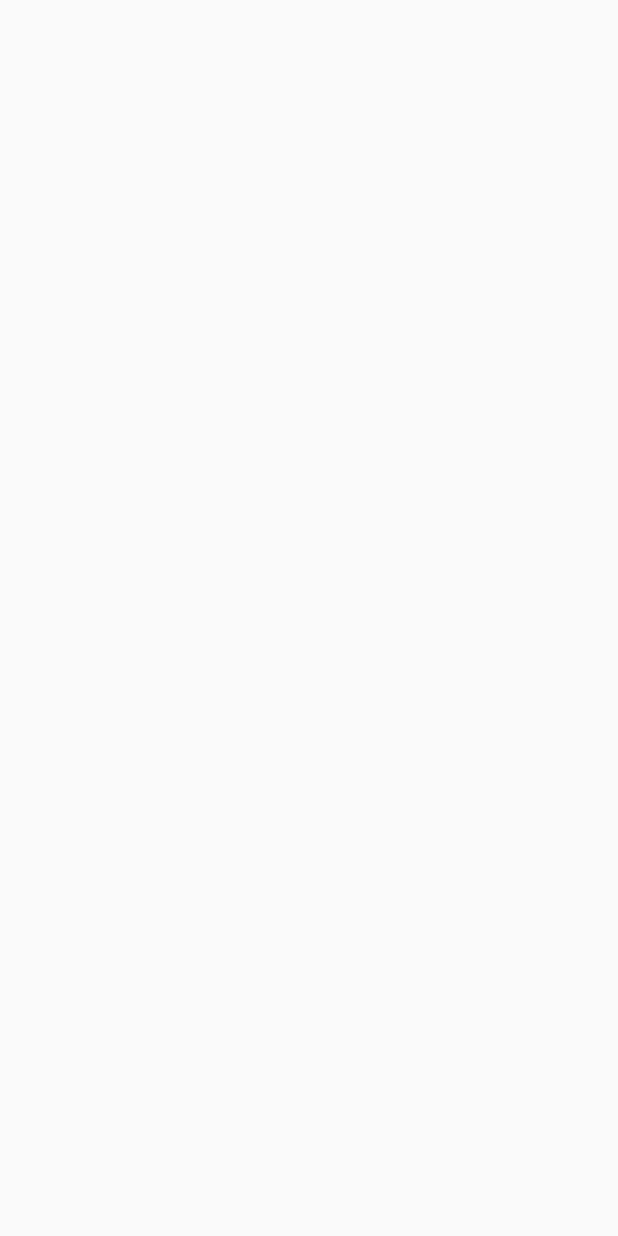
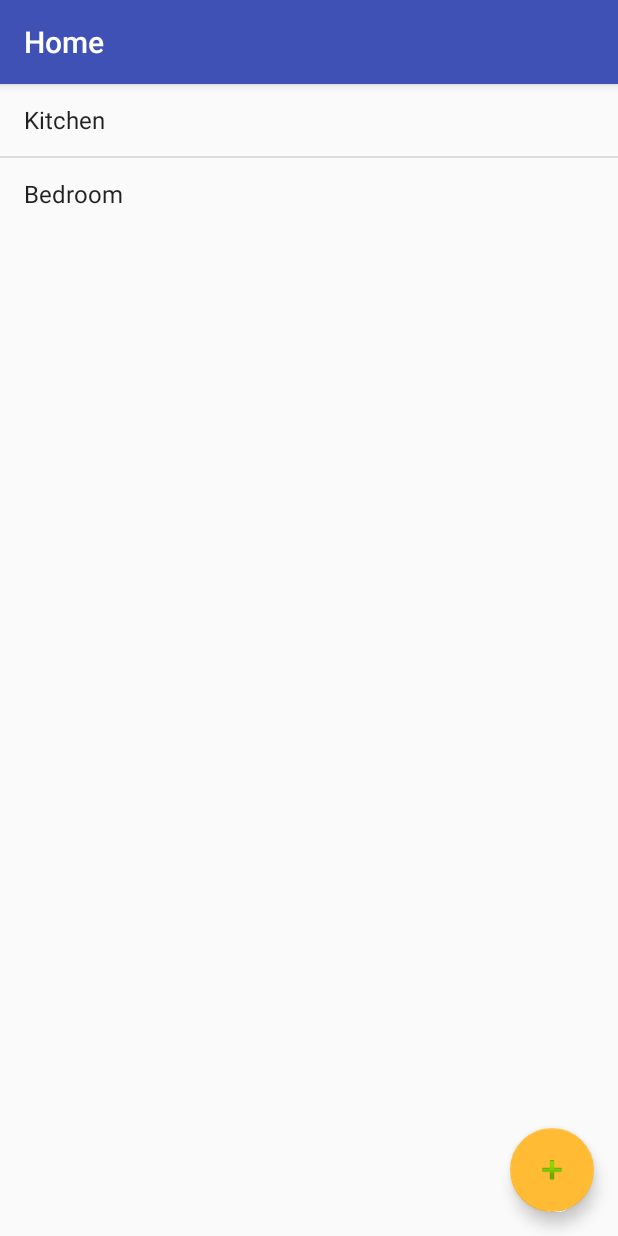
Before and after one commit to NightRare/SortMyStuff, an Android app: the screen it shows after launch (MainActivity before the commit, ContentsActivity after it), on a phone screen of 412 x 824 dp. Before the commit the screen is empty. Run offline under Robolectric (Android 15) with nearby library versions, the phone set to English and light mode, and no system bars.

Commit message:
Add fuction for Adding an Asset

```diff
--- a/app/src/main/java/nz/ac/aut/comp705/sortmystuff/MainActivity.java
+++ b/app/src/main/java/nz/ac/aut/comp705/sortmystuff/MainActivity.java
@@ -11,7 +11,7 @@ public class MainActivity extends AppCompatActivity {
     @Override
     protected void onCreate(Bundle savedInstanceState) {
         super.onCreate(savedInstanceState);
-        setContentView(R.layout.activity_main);
+        //setContentView(R.layout.activity_main);
 
         IFactory factory = ((SortMyStuffApp)getApplication()).getFactory();
         IDataManager dm = factory.getDataManager();
--- a/app/src/main/java/nz/ac/aut/comp705/sortmystuff/data/IDataManager.java
+++ b/app/src/main/java/nz/ac/aut/comp705/sortmystuff/data/IDataManager.java
@@ -279,6 +279,8 @@ public interface IDataManager {
 
     void clearRecycledAsset();
 
+
+
     //********************************************
     // CALLBACKS
     //********************************************
--- a/app/src/main/java/nz/ac/aut/comp705/sortmystuff/ui/contents/ContentsActivity.java
+++ b/app/src/main/java/nz/ac/aut/comp705/sortmystuff/ui/contents/ContentsActivity.java
@@ -1,27 +1,77 @@
 package nz.ac.aut.comp705.sortmystuff.ui.contents;
 
+import android.app.AlertDialog;
+import android.content.Context;
+import android.content.DialogInterface;
+import android.support.design.widget.FloatingActionButton;
+import android.support.design.widget.Snackbar;
 import android.support.v7.app.AppCompatActivity;
 import android.os.Bundle;
+import android.support.v7.widget.Toolbar;
+import android.view.View;
+import android.widget.ArrayAdapter;
+import android.widget.EditText;
+import android.widget.ListView;
 
 import nz.ac.aut.comp705.sortmystuff.R;
 import nz.ac.aut.comp705.sortmystuff.SortMyStuffApp;
 import nz.ac.aut.comp705.sortmystuff.data.IDataManager;
-import nz.ac.aut.comp705.sortmystuff.di.IFactory;
 
 public class ContentsActivity extends AppCompatActivity implements IContentsView{
 
     private IContentsPresenter presenter;
+    ListView index;
+    String currentAssetID;
 
     @Override
     protected void onCreate(Bundle savedInstanceState) {
         super.onCreate(savedInstanceState);
-//        setContentView(R.layout.index_list);
+        setContentView(R.layout.activity_index_view);
+        Toolbar toolbar = (Toolbar) findViewById(R.id.toolbarMain);
+        setSupportActionBar(toolbar);
 
+        index = (ListView)findViewById(R.id.index_list);
         IDataManager dm = ((SortMyStuffApp)getApplication()).getFactory().getDataManager();
         IContentsPresenter p = new ContentsPresenter(dm, this);
         setPresenter(p);
+        p.start();
+        currentAssetID = p.getRoot();
+        setTitle("Home");
+        showAssetList(currentAssetID);
+        FloatingActionButton fab = (FloatingActionButton) findViewById(R.id.addAssetButton);
+        clickAddButton(fab,this);
+    }
 
+    private void clickAddButton(FloatingActionButton fab, final Context context){
+        fab.setOnClickListener(new View.OnClickListener() {
+            @Override
+            public void onClick(View view) {
+                //create a dialog box
+                AlertDialog.Builder dialogBuilder = new AlertDialog.Builder(context);
+                dialogBuilder.setTitle("Add Asset");
+                //create an input area
+                final EditText input = new EditText(context);
+                dialogBuilder.setView(input);
+                //creates the Save button and what happens when clicked
+                dialogBuilder.setPositiveButton("Save", new DialogInterface.OnClickListener() {
+                    public void onClick(DialogInterface dialog,int id) {
+                        // get user input and add input as asset
+                        String inputName = input.getText().toString();
 
+                        presenter.addAsset(inputName, currentAssetID);
+                        showAssetList(currentAssetID);
+                    }
+                });
+                //creates the Cancel button and what happens when clicked
+                dialogBuilder.setNegativeButton("Cancel",new DialogInterface.OnClickListener() {
+                    public void onClick(DialogInterface dialog,int id) {dialog.cancel();}
+                });
+                //show the created dialog box
+                AlertDialog dialog = dialogBuilder.create();
+                //shows the dialog box upon click of addAssetButton
+                dialog.show();
+            }
+        });
     }
 
     @Override
@@ -30,7 +80,18 @@ public class ContentsActivity extends AppCompatActivity implements IContentsView
     }
 
     @Override
-    public void showAssetList() {
+    public void showAssetList(String assetID) {
+        ArrayAdapter<String> arrayAdapter = new ArrayAdapter<String>(
+                this, android.R.layout.simple_list_item_1,
+                presenter.getContentsOf(currentAssetID));
+        index.setAdapter(arrayAdapter);
 
     }
+
+    @Override
+    public void showMessageOnScreen(View view, CharSequence msg, int length) {
+        Snackbar.make(view, msg, Snackbar.LENGTH_LONG).setAction("Action", null).show();
+    }
+
+
 }
--- a/app/src/main/java/nz/ac/aut/comp705/sortmystuff/ui/contents/ContentsPresenter.java
+++ b/app/src/main/java/nz/ac/aut/comp705/sortmystuff/ui/contents/ContentsPresenter.java
@@ -1,5 +1,20 @@
 package nz.ac.aut.comp705.sortmystuff.ui.contents;
 
+import android.app.AlertDialog;
+import android.content.Context;
+import android.content.DialogInterface;
+import android.support.design.widget.FloatingActionButton;
+import android.support.design.widget.Snackbar;
+import android.util.Log;
+import android.view.View;
+import android.widget.EditText;
+
+import java.util.ArrayList;
+import java.util.List;
+
+import nz.ac.aut.comp705.sortmystuff.R;
+import nz.ac.aut.comp705.sortmystuff.data.Asset;
+import nz.ac.aut.comp705.sortmystuff.data.Detail;
 import nz.ac.aut.comp705.sortmystuff.data.IDataManager;
 
 /**
@@ -12,6 +27,7 @@ public class ContentsPresenter implements IContentsPresenter {
 
     private IDataManager dm;
 
+
     public ContentsPresenter(IDataManager dm, IContentsView view) {
         this.dm = dm;
         this.view = view;
@@ -19,11 +35,68 @@ public class ContentsPresenter implements IContentsPresenter {
 
     @Override
     public void start() {
+        getRoot();
+    }
 
+    public String getRoot(){
+        final String[] root = new String[1];
+        dm.getRootAssetAsync(new IDataManager.GetAssetCallback() {
+            @Override
+            public void onAssetLoaded(Asset asset) {
+                root[0] = asset.getId();
+            }
+            @Override
+            public void dataNotAvailable(int errorCode) {
+                root[0] = dm.createRootAsset();
+                createDefaultAssets(root[0]);
+            }
+        });
+        return root[0];
     }
 
     @Override
-    public void loadAssetList() {
+    public void loadAssetList(final String assetID) {
+    }
 
+    public ArrayList getContentsOf(String assetID){
+        final ArrayList assetList = new ArrayList();
+
+        dm.getContentAssetsAsync(assetID, new IDataManager.LoadAssetsCallback() {
+
+            @Override
+            public void onAssetsLoaded(List<Asset> assets) {
+                for(Asset a: assets){assetList.add(a);}
+            }
+
+
+            @Override
+            public void dataNotAvailable(int errorCode) {
+                Log.e("Does not have assets","Error " + errorCode);
+            }
+        });
+        return assetList;
     }
+
+    private void createDefaultAssets(String assetID){
+        dm.createAsset("Kitchen",assetID);
+        dm.createAsset("Bedroom",assetID);
+    }
+
+
+
+    public ArrayList getRootContents(){
+
+        return getContentsOf(getRoot());
+    }
+
+
+
+
+    public void addAsset(String assetName, String containerID) {
+        dm.createAsset(assetName,containerID);
+    }
+
+
+
+
 }
--- a/app/src/main/java/nz/ac/aut/comp705/sortmystuff/ui/contents/IContentsPresenter.java
+++ b/app/src/main/java/nz/ac/aut/comp705/sortmystuff/ui/contents/IContentsPresenter.java
@@ -1,4 +1,9 @@
 package nz.ac.aut.comp705.sortmystuff.ui.contents;
+
+import android.content.Context;
+import android.support.design.widget.FloatingActionButton;
+
+import java.util.ArrayList;
 
 import nz.ac.aut.comp705.sortmystuff.ui.IPresenter;
 
@@ -8,6 +13,15 @@ import nz.ac.aut.comp705.sortmystuff.ui.IPresenter;
 
 public interface IContentsPresenter extends IPresenter {
 
-    void loadAssetList();
+    void start();
 
+    void loadAssetList(String assetID);
+
+    ArrayList getRootContents();
+
+    ArrayList getContentsOf(String assetID);
+
+    void addAsset(String assetName, String containerID);
+
+    String getRoot();
 }
--- a/app/src/main/java/nz/ac/aut/comp705/sortmystuff/ui/contents/IContentsView.java
+++ b/app/src/main/java/nz/ac/aut/comp705/sortmystuff/ui/contents/IContentsView.java
@@ -1,4 +1,6 @@
 package nz.ac.aut.comp705.sortmystuff.ui.contents;
+
+import android.view.View;
 
 import nz.ac.aut.comp705.sortmystuff.ui.IView;
 
@@ -8,6 +10,8 @@ import nz.ac.aut.comp705.sortmystuff.ui.IView;
 
 public interface IContentsView extends IView<IContentsPresenter> {
 
-    void showAssetList();
+    void showAssetList(String assetID);
+
+    void showMessageOnScreen(View view, CharSequence msg, int length);
 
 }
--- a/app/src/main/res/layout/activity_index_view.xml
+++ b/app/src/main/res/layout/activity_index_view.xml
@@ -1,27 +1,27 @@
 <?xml version="1.0" encoding="utf-8"?>
-<android.support.design.widget.CoordinatorLayout
-    xmlns:android="http://schemas.android.com/apk/res/android"
+<android.support.design.widget.CoordinatorLayout xmlns:android="http://schemas.android.com/apk/res/android"
     xmlns:app="http://schemas.android.com/apk/res-auto"
     xmlns:tools="http://schemas.android.com/tools"
     android:layout_width="match_parent"
     android:layout_height="match_parent"
-    tools:context="nz.ac.aut.comp705.sortmystuff.IndexView">
+    tools:context="nz.ac.aut.comp705.sortmystuff.ui.contents.ContentsActivity">
 
     <android.support.design.widget.AppBarLayout
+        android:layout_width="match_parent"
         android:layout_height="wrap_content"
-        android:layout_width="match_parent"
         android:theme="@style/AppTheme.AppBarOverlay">
 
         <android.support.v7.widget.Toolbar
-            android:id="@+id/toolbar"
+            android:id="@+id/toolbarMain"
             android:layout_width="match_parent"
             android:layout_height="?attr/actionBarSize"
             android:background="?attr/colorPrimary"
-            app:popupTheme="@style/AppTheme.PopupOverlay" />
+            app:popupTheme="@style/AppTheme.PopupOverlay"
+            />
 
     </android.support.design.widget.AppBarLayout>
 
-    <include layout="@layout/content_index_view"/>
+    <include layout="@layout/content_index_view" />
 
     <android.support.design.widget.FloatingActionButton
         android:id="@+id/addAssetButton"
@@ -29,6 +29,7 @@
         android:layout_height="wrap_content"
         android:layout_gravity="bottom|end"
         android:layout_margin="@dimen/fab_margin"
+        app:backgroundTint="@android:color/holo_orange_light"
         app:srcCompat="@android:drawable/ic_input_add" />
 
 </android.support.design.widget.CoordinatorLayout>
--- a/app/src/main/res/layout/activity_main.xml
+++ /dev/null
@@ -1,9 +0,0 @@
-<?xml version="1.0" encoding="utf-8"?>
-<android.support.constraint.ConstraintLayout xmlns:android="http://schemas.android.com/apk/res/android"
-    xmlns:app="http://schemas.android.com/apk/res-auto"
-    xmlns:tools="http://schemas.android.com/tools"
-    android:layout_width="match_parent"
-    android:layout_height="match_parent"
-    tools:context="nz.ac.aut.comp705.sortmystuff.MainActivity">
-
-</android.support.constraint.ConstraintLayout>
--- a/app/src/main/res/layout/content_index_view.xml
+++ b/app/src/main/res/layout/content_index_view.xml
@@ -1,13 +1,12 @@
 <?xml version="1.0" encoding="utf-8"?>
-<android.support.constraint.ConstraintLayout
-    xmlns:android="http://schemas.android.com/apk/res/android"
+<android.support.constraint.ConstraintLayout xmlns:android="http://schemas.android.com/apk/res/android"
+    xmlns:app="http://schemas.android.com/apk/res-auto"
     xmlns:tools="http://schemas.android.com/tools"
-    xmlns:app="http://schemas.android.com/apk/res-auto"
     android:layout_width="match_parent"
     android:layout_height="match_parent"
     app:layout_behavior="@string/appbar_scrolling_view_behavior"
-    tools:showIn="@layout/activity_index_view"
-    tools:context="nz.ac.aut.comp705.sortmystuff.IndexView">
+    tools:context="nz.ac.aut.comp705.sortmystuff.ui.contents.ContentsActivity"
+    tools:showIn="@layout/activity_index_view">
 
     <ListView
         android:id="@+id/index_list"
--- a/app/src/main/res/values/strings.xml
+++ b/app/src/main/res/values/strings.xml
@@ -9,4 +9,6 @@
 
     <string name="navigation_drawer_open">Open navigation drawer</string>
     <string name="navigation_drawer_close">Close navigation drawer</string>
+    <string name="title_activity_index_page">IndexPage</string>
+    <string name="title_activity_main2">Main2Activity</string>
 </resources>
```
Also changed, not shown: app/src/main/AndroidManifest.xml (+2 -9 lines), app/src/main/java/nz/ac/aut/comp705/sortmystuff/Main2Activity.java (added, +29 -0 lines).
